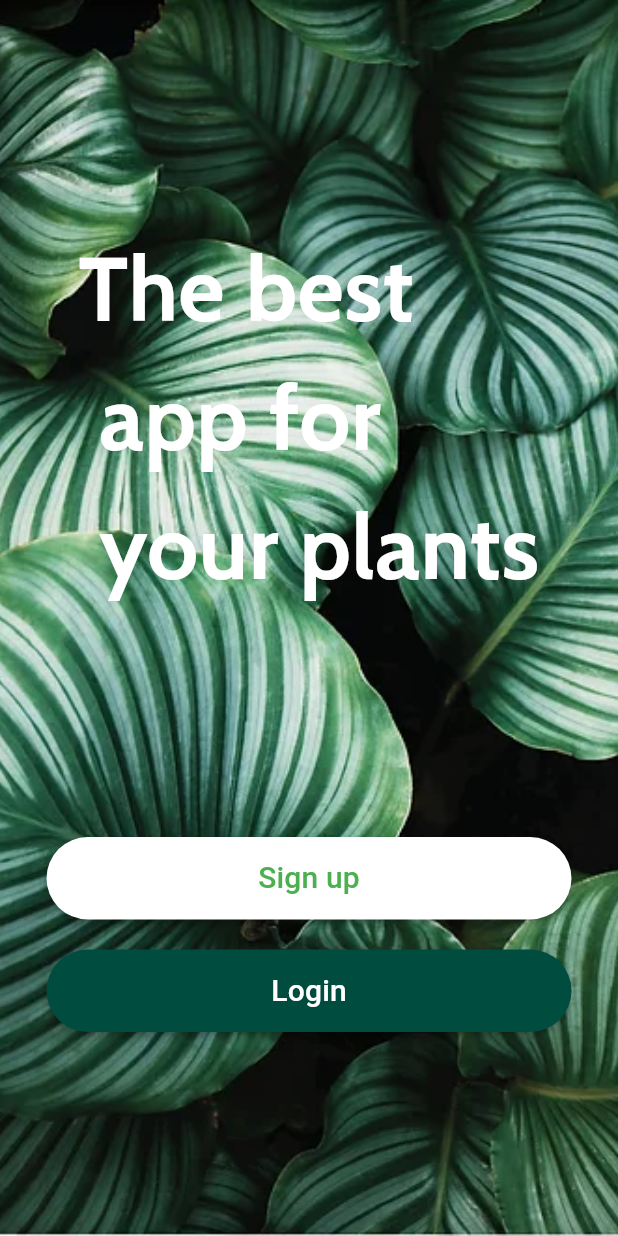
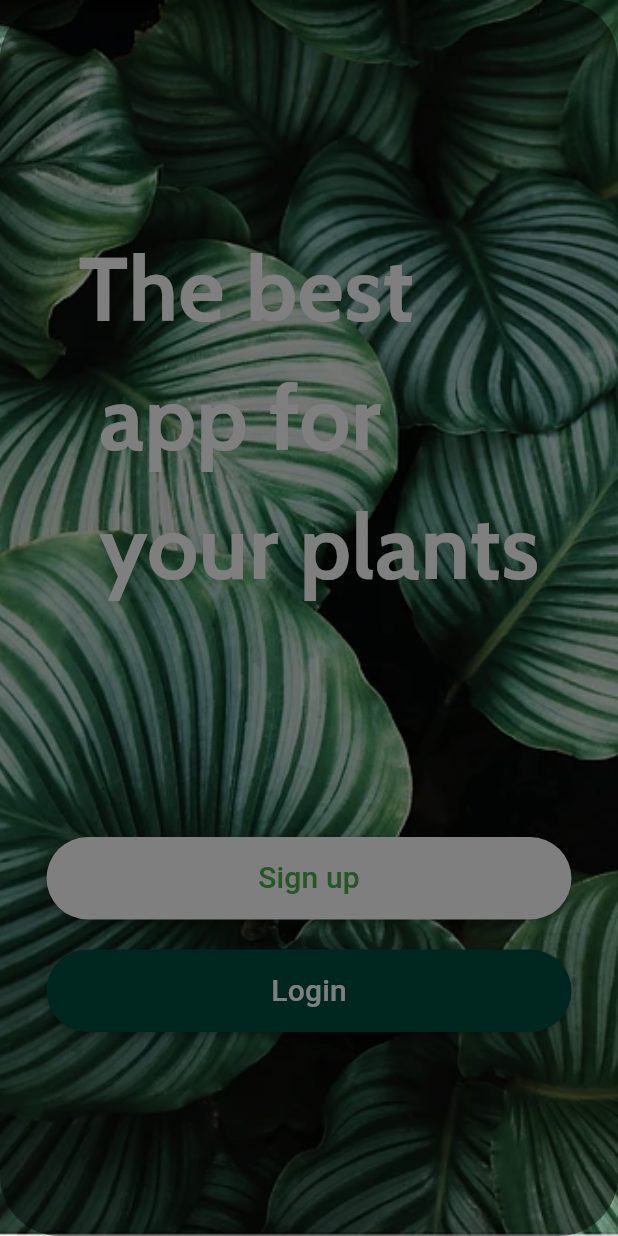
Before and after one commit to swathi1006/assignment1, a Flutter app: the LoginPage screen opened directly, after a tap on the "arrow back ios new" icon, on a phone screen of 412 x 824 dp. Run offline on Flutter 3.47's test engine with Material 3 defaults, Android fonts, the phone set to English and light mode, and no system bars; our stand-ins replace google_fonts.

Commit message:
initial commit

```diff
--- a/lib/screens/loginPage.dart
+++ b/lib/screens/loginPage.dart
@@ -31,12 +31,15 @@ class LoginPage extends StatelessWidget {
 
 
 
-        leading: CircleAvatar(
-          backgroundColor: Colors.blueGrey.shade50,
-          child: IconButton(onPressed: (){
-            Navigator.push(context, MaterialPageRoute(builder: (context)=>SplashPage()));
-          },
-              icon: const Icon(Icons.arrow_back_ios_new_rounded) ),
+        leading: Padding(
+          padding: const EdgeInsets.all(8.0),
+          child: CircleAvatar(
+            backgroundColor: Colors.blueGrey.shade50,
+            child: IconButton(onPressed: (){
+              Navigator.push(context, MaterialPageRoute(builder: (context)=>SplashPage()));
+            },
+                icon: const Icon(Icons.arrow_back_ios_new_rounded) ),
+          ),
         ),
       ),
       body: SafeArea(
--- a/lib/screens/splashPage.dart
+++ b/lib/screens/splashPage.dart
@@ -11,8 +11,13 @@ class SplashPage extends StatelessWidget {
   Widget build(BuildContext context) {
     return  Scaffold(
       body: Container(
+        foregroundDecoration: BoxDecoration(
+            borderRadius: BorderRadius.circular(40),
+            color: Colors.black12.withOpacity(.5)),
           decoration: const BoxDecoration(
+
             image: DecorationImage(
+
                 fit: BoxFit.cover,
                 image: AssetImage(
                 "assets/images/pbk.png"))
```
Also changed, not shown: lib/screens/registrationPage.dart (+9 -1 lines), assets/images/leaf.png (added).
